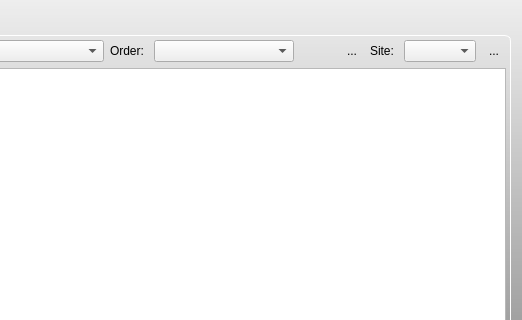
First picture: the form in branches/kartina.tv/forms/recorder.ui, repository code-google-com/vlc-record, before the edit; both pictures show x 238 to 760 and y 0 to 320 of the 760 by 656 pixel window.
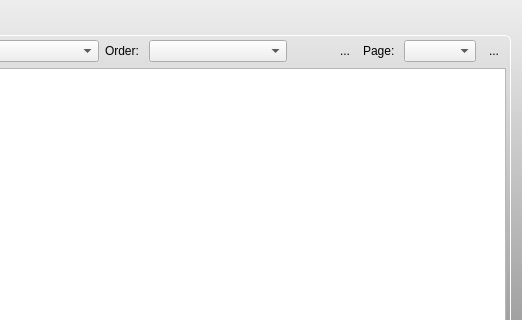
Second picture: the form after the edit. The open tabs and pages were chosen to show the change. Icons and pictures are not drawn. Custom widgets are drawn as their Qt base class.

Commit message: buffer last seen VOD page content to restore on "back from video info"

The edit to the form file:
```diff
--- a/branches/kartina.tv/forms/recorder.ui
+++ b/branches/kartina.tv/forms/recorder.ui
@@ -667,7 +667,7 @@
          <item>
           <widget class="QLabel" name="label">
            <property name="text">
-            <string>Site: </string>
+            <string>Page: </string>
            </property>
           </widget>
          </item>
```
The commit also changes 8 other files.
